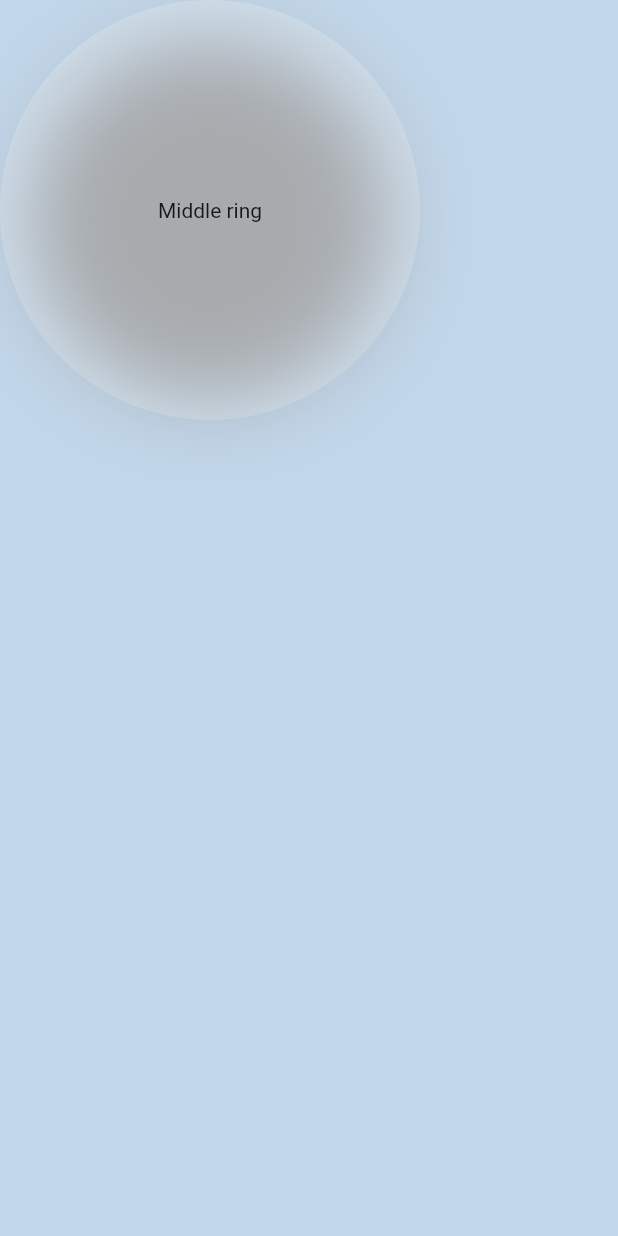
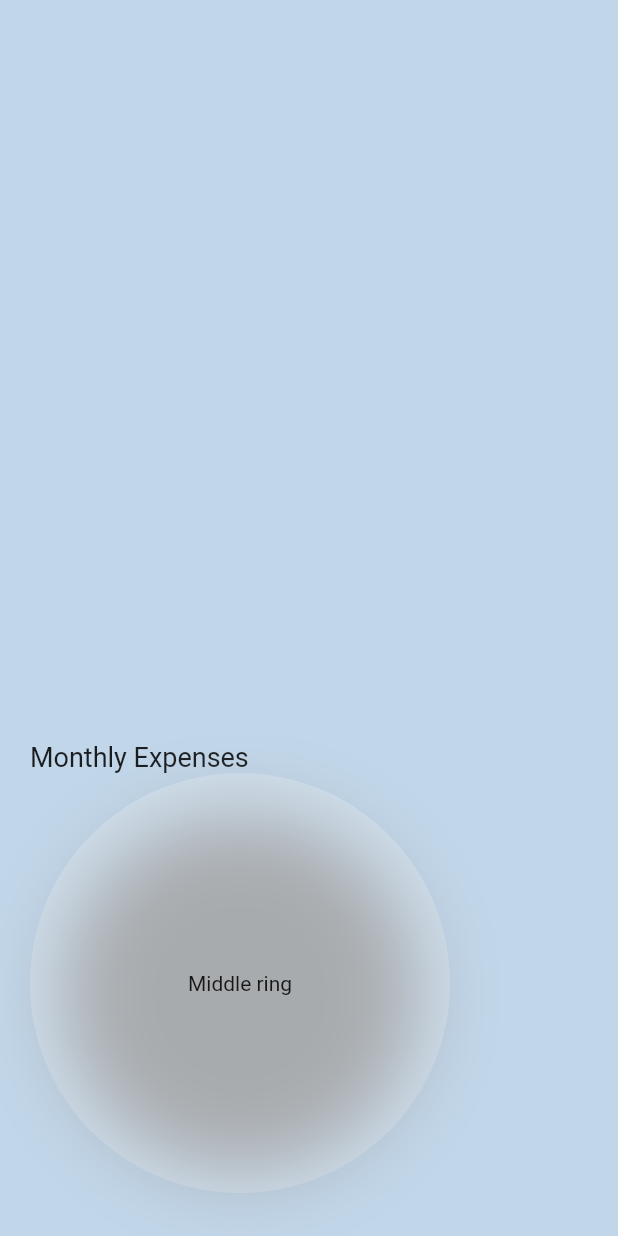
Before and after one commit to maxgdev/neumorphic_piechart, a Flutter app: the screen it shows after launch, on a phone screen of 412 x 824 dp. Run offline on Flutter 3.47's test engine with Material 2 defaults, Android fonts, the phone set to English and light mode, and no system bars.

Commit message:
Moved pie chart into SizedBox and add text

```diff
--- a/lib/neu_piechart.dart
+++ b/lib/neu_piechart.dart
@@ -3,7 +3,26 @@ import 'package:flutter/material.dart';
 class NeumorphicPieChart extends StatelessWidget {
   @override
   Widget build(BuildContext context) {
-    return Container(
+    final _height = MediaQuery.of(context).size.height;
+    return SafeArea(
+          child: Column(
+
+            children: [
+              Spacer(),
+              SizedBox(
+                height: _height * 0.4,
+                child: Padding(
+                  padding: const EdgeInsets.symmetric(horizontal: 20),
+                  child: Column(
+                  crossAxisAlignment: CrossAxisAlignment.start,
+                  children: [
+                    Text("Monthly Expenses",
+                      style: TextStyle(
+                        fontWeight: FontWeight.w400,
+                        fontSize: 18,
+                      ),
+                    ),
+                    Container(
                       height: 280,
                       width: 280,
                       decoration: BoxDecoration(
@@ -28,10 +47,18 @@ class NeumorphicPieChart extends StatelessWidget {
                         child: Stack(
                           children: [
                             Center(child: Text("Middle ring")),
+                          ],
+                        ),
+                      )),
+                    ),
 
                   ],
                   ),
-          )
+                ),
+              ),
+
+
+            ],
           ),
     );
   }
```
Lines whose indentation alone changed are shown as unchanged.
